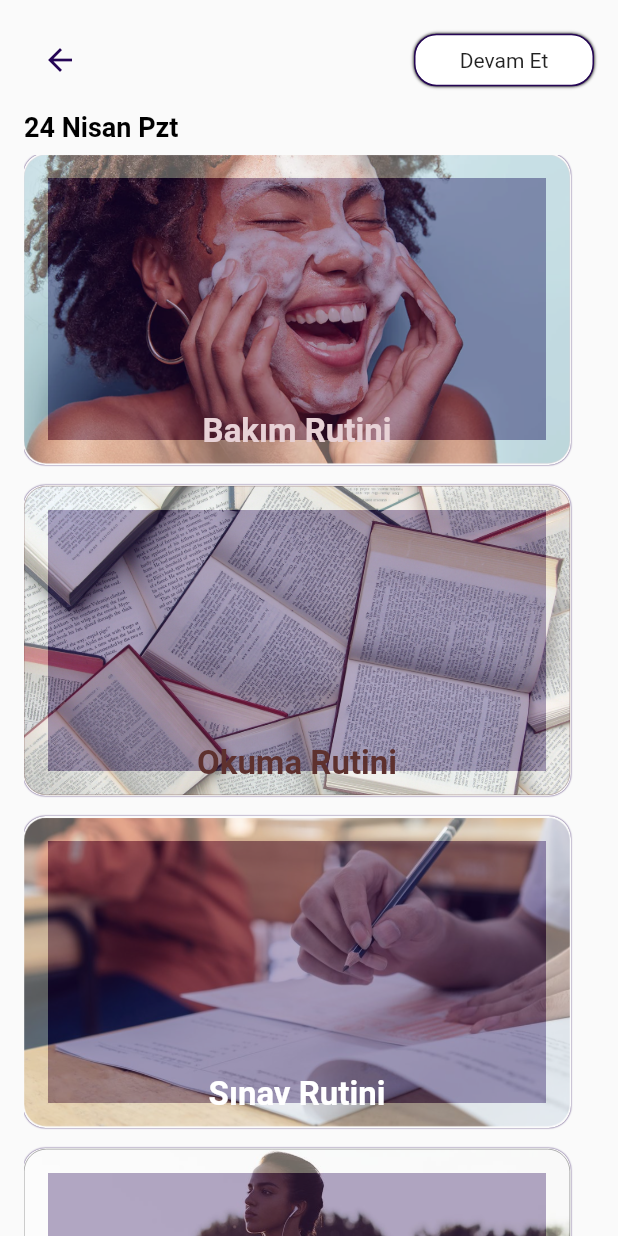
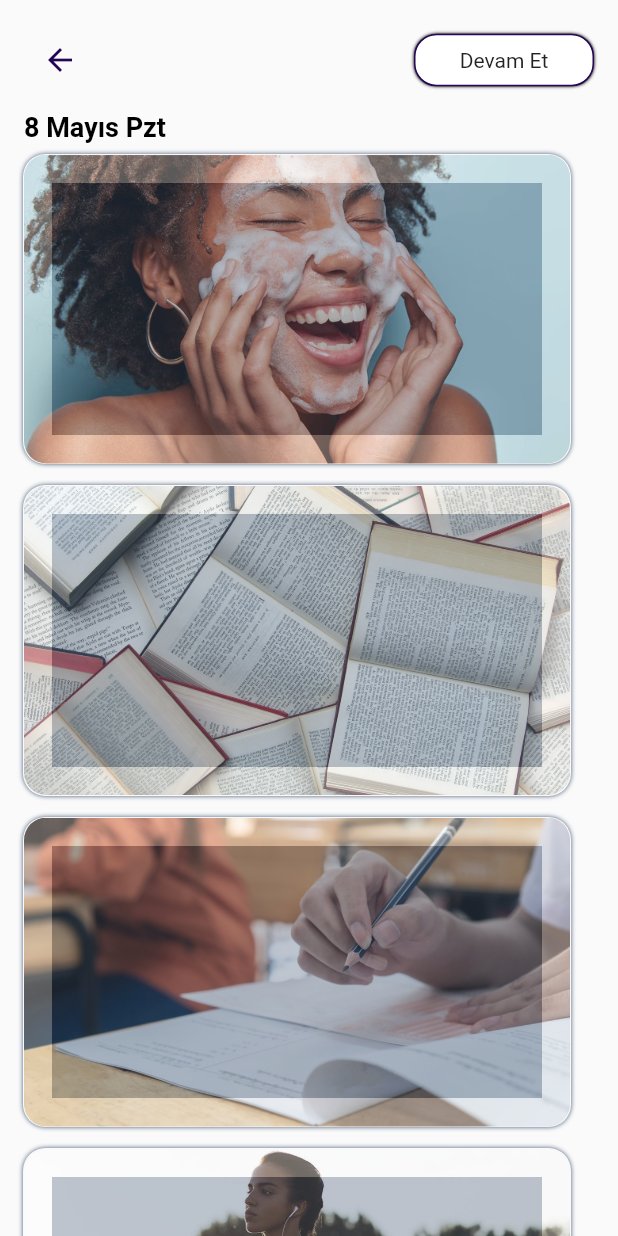
Before and after one commit to 404ibra/diarymedia, a Flutter app: the NewDiary screen opened directly, on a phone screen of 412 x 824 dp. Run offline on Flutter 3.47's test engine with Material 2 defaults, Android fonts, the phone set to English and light mode, and no system bars; our stand-ins replace calendar_date_picker2, cloud_firestore, easy_localization, firebase_auth, firebase_core, get and 1 more; accounts and stored records are empty.

Commit message:
add new routine some bugs fixed

```diff
--- a/lib/main.dart
+++ b/lib/main.dart
@@ -6,6 +6,7 @@ import 'package:dia/view_model/pick_image.dart';
 import 'package:dia/view_model/profile_view_model.dart';
 import 'package:dia/view_model/sign_in_checkbox.dart';
 import 'package:dia/views/home_page.dart';
+import 'package:dia/views/new_diary/new_diary_view.dart';
 import 'package:dia/views/profile_page.dart';
 import 'package:easy_localization/easy_localization.dart';
 import 'package:firebase_core/firebase_core.dart';
@@ -61,7 +62,7 @@ class MyApp extends StatelessWidget {
       theme: ThemeData(
           scaffoldBackgroundColor: Colors.white,
           primaryColor: CustomColors.primaryPurple),
-      home: ProfilePage(),
+      home: NewDiary(),
     );
   }
 }
--- a/lib/model/create_routine_model.dart
+++ b/lib/model/create_routine_model.dart
@@ -15,10 +15,5 @@ class CreateRoutineCard {
     Colors.black
   ];
 
-  static List<String> text = [
-    "Bakım Rutini",
-    "Okuma Rutini",
-    "Sınav Rutini",
-    "Fitness Rutini"
-  ];
+  static List<String> text = ["BAKIM", "OKUMA", "SINAV", "FITNESS"];
 }
--- a/lib/views/new_diary/new_diary_view.dart
+++ b/lib/views/new_diary/new_diary_view.dart
@@ -17,6 +17,8 @@ class NewDiary extends StatelessWidget {
   Widget build(BuildContext context) {
     final size = MediaQuery.of(context).size;
     final routineCardVM = Provider.of<TopicsContainerProivder>(context);
+    DateTime todayDate = DateTime.now();
+
     return Scaffold(
       body: SingleChildScrollView(
         child: SafeArea(
@@ -48,9 +50,9 @@ class NewDiary extends StatelessWidget {
                       )
                     ]),
                 const SizedBox(height: 10),
-                const Text(
-                  "24 Nisan Pzt",
-                  style: TextStyle(
+                Text(
+                  "${todayDate.day.toString()} Mayıs Pzt",
+                  style: const TextStyle(
                       color: Colors.black,
                       fontWeight: FontWeight.w600,
                       fontSize: 18),
@@ -60,10 +62,9 @@ class NewDiary extends StatelessWidget {
 
                 Padding(
                   padding: const EdgeInsets.symmetric(vertical: 8.0),
-                  child: SizedBox(
-                    height: size.height,
                   child: ListView.separated(
                     shrinkWrap: true,
+                    physics: const NeverScrollableScrollPhysics(),
                     itemCount: CreateRoutineCard.bgImage.length,
                     separatorBuilder: (context, index) => const SizedBox(
                       height: 15,
@@ -76,7 +77,6 @@ class NewDiary extends StatelessWidget {
                           textColor: CreateRoutineCard.textColor[index],
                           routineText: CreateRoutineCard.text[index]);
                     },
-                    ),
                   ),
                 ),
               ],
--- a/lib/widgets/routine_card.dart
+++ b/lib/widgets/routine_card.dart
@@ -41,29 +41,30 @@ class RoutineCard extends StatelessWidget {
                   fit: BoxFit.cover,
                   image: AssetImage(backgroundImage)),
               borderRadius: BorderRadius.circular(15),
-              border: Border.all(width: 0.2, color: textColor),
+              border: Border.all(
+                  width: 0.1,
+                  color: CustomColors.profilePrimaryColor.withOpacity(0.1)),
               boxShadow: const [
                 BoxShadow(
-                    color: CustomColors.primaryPurple,
-                    blurRadius: 0.1,
-                    spreadRadius: 0.5,
+                    color: CustomColors.profilePrimaryColor,
+                    blurRadius: 2,
+                    spreadRadius: 0.1,
                     blurStyle: BlurStyle.outer)
               ]),
           child: Align(
-            alignment: cardViewModel.selectedIndex == index
-                ? Alignment.center
-                : AlignmentDirectional.bottomCenter,
+            alignment: AlignmentDirectional.bottomCenter,
             child: Padding(
-              padding: const EdgeInsets.only(bottom: 8.0),
-              child: cardViewModel.selectedIndex == index ||
-                      cardViewModel.selectedIndex == -1
-                  ? Text(routineText,
-                      style: TextStyle(
-                          fontSize: 22,
-                          fontWeight: FontWeight.w700,
-                          color: textColor))
-                  : null,
-            ),
+                padding: const EdgeInsets.only(bottom: 8.0),
+                child: AnimatedOpacity(
+                  duration: const Duration(milliseconds: 250),
+                  opacity: cardViewModel.selectedIndex == index ? 1.0 : 0,
+                  child: Text(routineText,
+                      style: const TextStyle(
+                        letterSpacing: 1,
+                        fontSize: 22,
+                        fontWeight: FontWeight.w700,
+                      )),
+                )),
           ),
         ),
       ),
```
Lines whose indentation alone changed are shown as unchanged.
